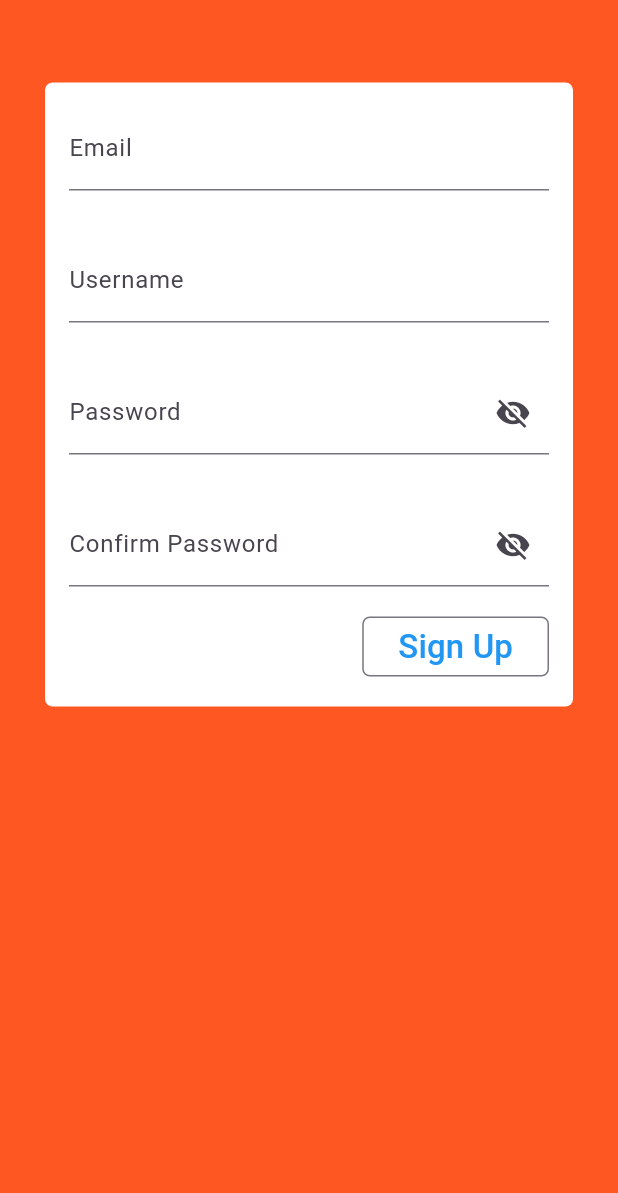
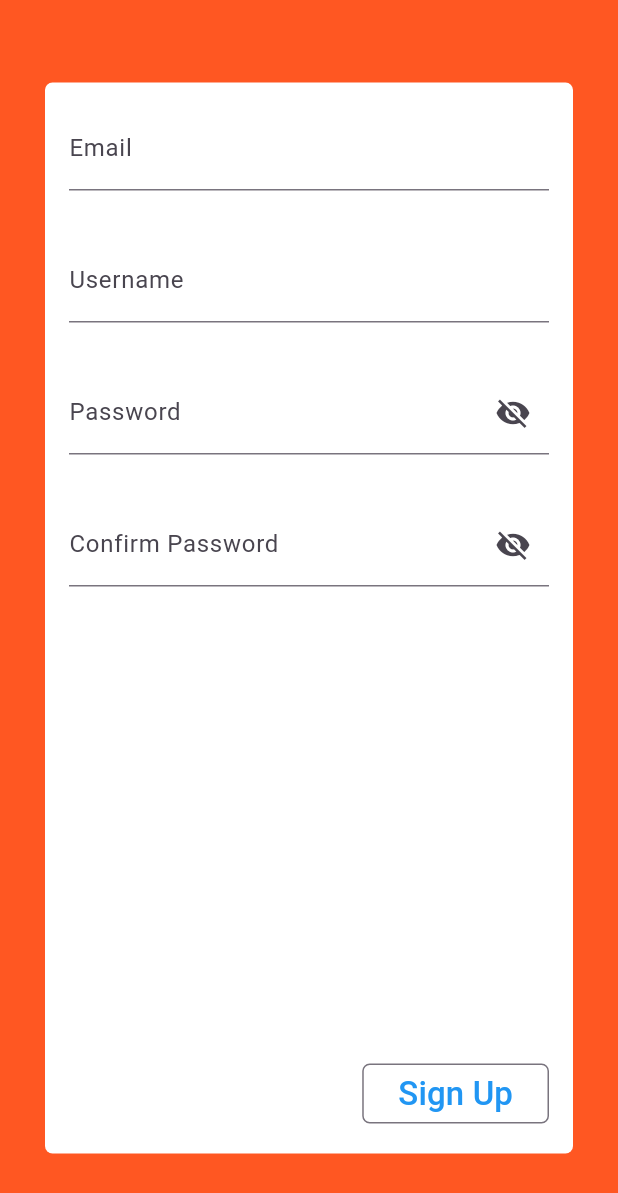
Before and after one commit to ShimaaElnaggar/ECTD_Task9, a Flutter app: the screen it shows after launch, on a phone screen of 412 x 824 dp. Shown: the top 1193 px of the screen. Run offline on Flutter 3.47's test engine with Material 3 defaults, Android fonts, the phone set to English and light mode, and no system bars.

Commit message:
fix issue

```diff
--- a/lib/views/sign_up_view.dart
+++ b/lib/views/sign_up_view.dart
@@ -34,6 +34,9 @@ class _SignUpViewState extends State<SignUpView> {
         ),
         child: Form(
           key: formKey,
+          child: Column(
+            children: [
+              Expanded(
                 child: ListView(
                   shrinkWrap: true,
                   children: [
@@ -92,6 +95,10 @@ class _SignUpViewState extends State<SignUpView> {
                           ),
                         )
                     ),
+
+                  ],
+                ),
+              ),
               Padding(
                 padding: const EdgeInsets.only(right: 16 ,bottom: 16),
                 child: Row(
@@ -129,4 +136,5 @@ class _SignUpViewState extends State<SignUpView> {
       ),
     );
   }
+
 }
```
Also changed, not shown: pubspec.lock. Lines whose indentation alone changed are shown as unchanged.
